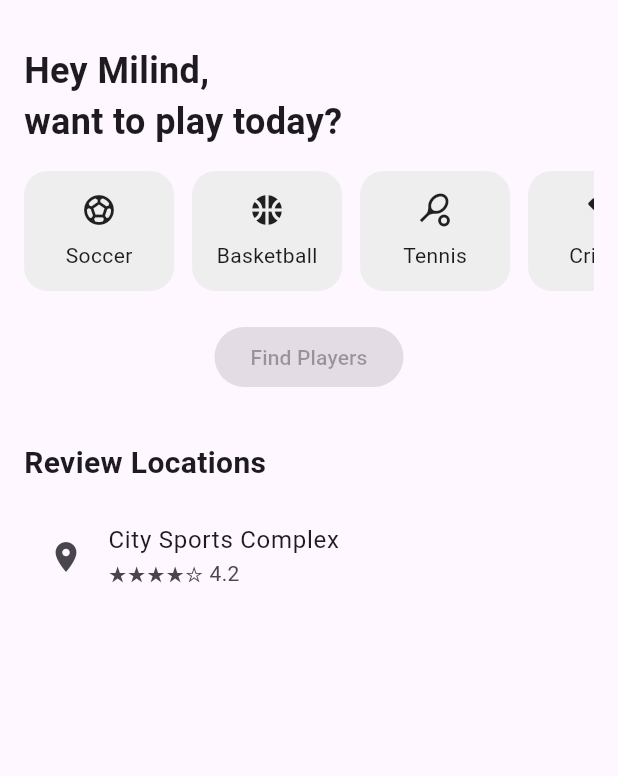
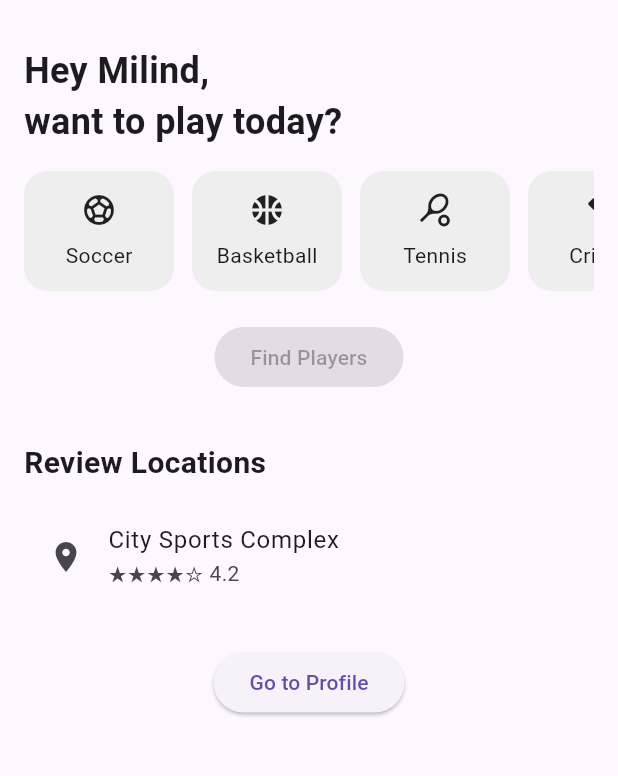
Before and after one commit to m-GDEV/Sportify, a Flutter app: the screen it shows after launch, on a phone screen of 412 x 824 dp, the part 63-839 px from its top. Run offline on Flutter 3.47's test engine with Material 3 defaults, Android fonts, the phone set to English and light mode, and no system bars.

Commit message:
Add profile button to HomeScreen

```diff
--- a/lib/screens/home_screen.dart
+++ b/lib/screens/home_screen.dart
@@ -1,6 +1,6 @@
 import 'package:flutter/material.dart';
 import 'find_players_screen.dart';
-
+import 'profile_page.dart';
 
 class HomeScreen extends StatefulWidget {
   const HomeScreen({Key? key}) : super(key: key);
@@ -50,7 +50,9 @@ class _HomeScreenState extends State<HomeScreen> {
                       margin: const EdgeInsets.only(right: 12),
                       padding: const EdgeInsets.all(12),
                       decoration: BoxDecoration(
-                        color: selectedSport == sport['name'] ? Colors.blue : Colors.grey[200],
+                        color: selectedSport == sport['name']
+                            ? Colors.blue
+                            : Colors.grey[200],
                         borderRadius: BorderRadius.circular(16),
                       ),
                       child: Column(
@@ -72,12 +74,12 @@ class _HomeScreenState extends State<HomeScreen> {
                 onPressed: selectedSport != null
                     ? () {
                         Navigator.push(
-                            context,
-                            MaterialPageRoute(
-                                builder: (context) => FindPlayersScreen(
-                                selectedSport: selectedSport!,
-                                ),
+                          context,
+                          MaterialPageRoute(
+                            builder: (context) => FindPlayersScreen(
+                              selectedSport: selectedSport!,
                             ),
+                          ),
                         );
                       }
                     : null,
@@ -97,7 +99,21 @@ class _HomeScreenState extends State<HomeScreen> {
               onTap: () {
                 // Navigate to location detail or map
               },
-            )
+            ),
+
+            /// ✅ JUST THIS BUTTON IS ADDED BELOW
+            const SizedBox(height: 24),
+            Center(
+              child: ElevatedButton(
+                onPressed: () {
+                  Navigator.push(
+                    context,
+                    MaterialPageRoute(builder: (context) => ProfilePage()),
+                  );
+                },
+                child: const Text("Go to Profile"),
+              ),
+            ),
           ],
         ),
       ),
```
